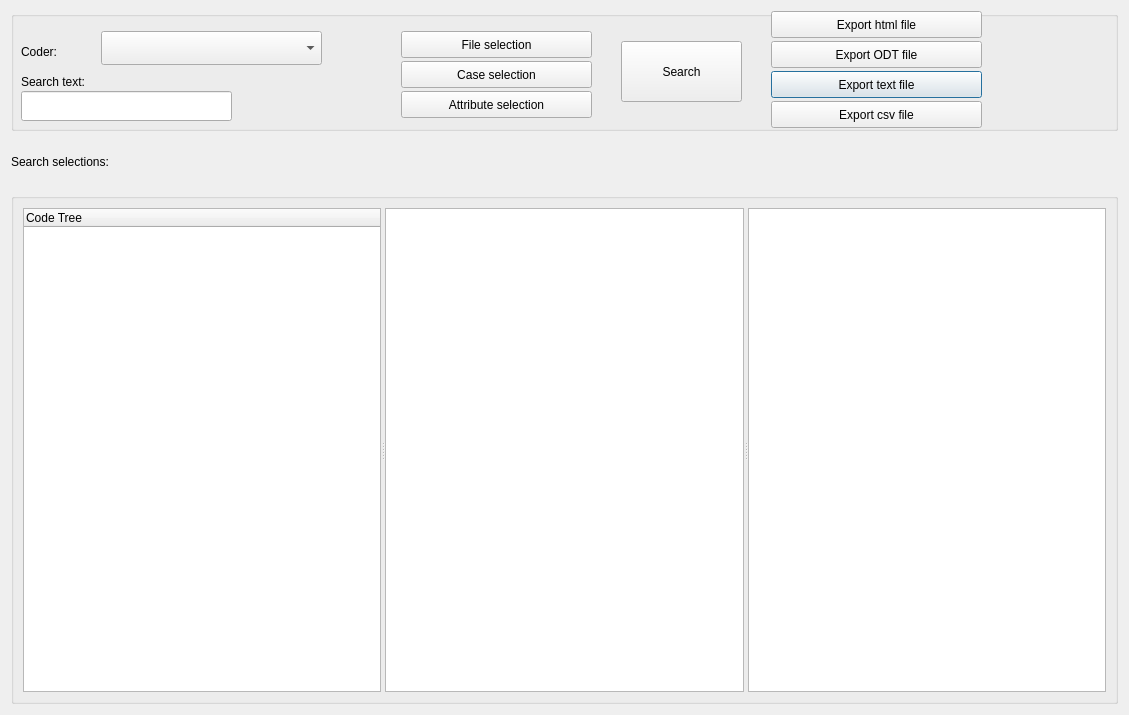
Old version of the form GUI_UIs/ui_dialog_report_codings.ui in the repository ccbogel/QualCoder.
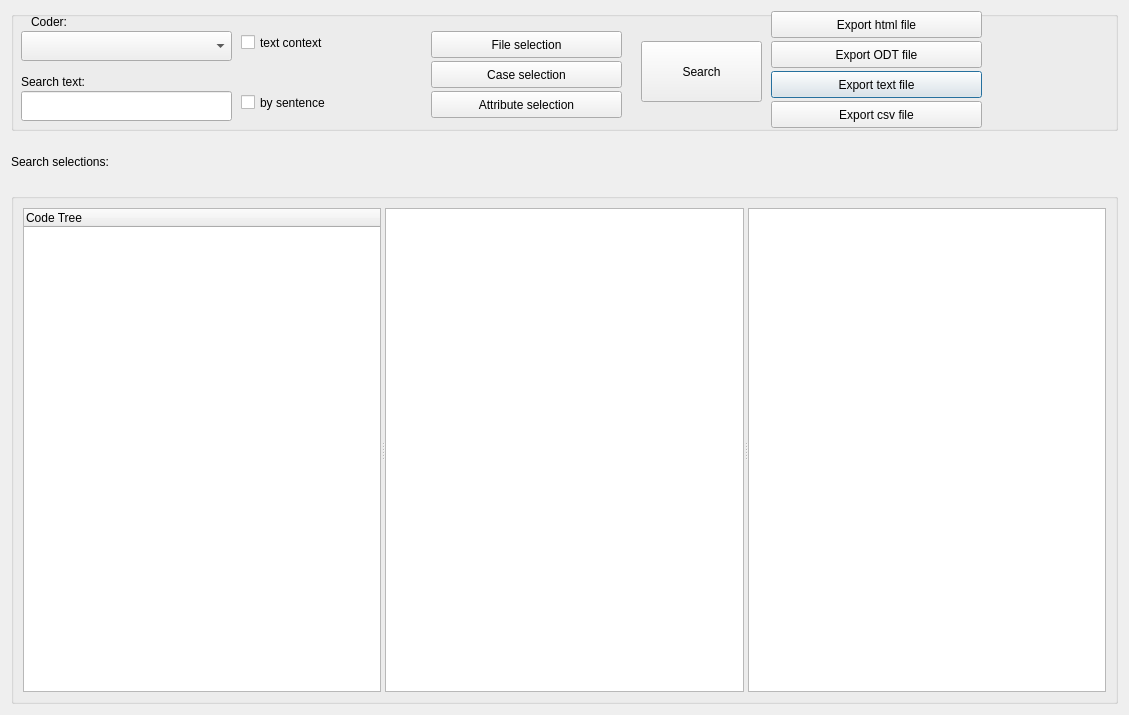
New version of the form.

Commit message:
add functionality in gui report codings
add functionality for whole sentence coding by found text
add functionality to add context to code snippets

Patch:
```diff
--- a/GUI_UIs/ui_dialog_report_codings.ui
+++ b/GUI_UIs/ui_dialog_report_codings.ui
@@ -50,7 +50,7 @@
      <widget class="QPushButton" name="pushButton_caseselect">
       <property name="geometry">
        <rect>
-        <x>390</x>
+        <x>420</x>
         <y>50</y>
         <width>191</width>
         <height>27</height>
@@ -76,7 +76,7 @@
      <widget class="QPushButton" name="pushButton_fileselect">
       <property name="geometry">
        <rect>
-        <x>390</x>
+        <x>420</x>
         <y>20</y>
         <width>191</width>
         <height>27</height>
@@ -115,7 +115,7 @@
      <widget class="QPushButton" name="pushButton_search">
       <property name="geometry">
        <rect>
-        <x>610</x>
+        <x>630</x>
         <y>30</y>
         <width>121</width>
         <height>61</height>
@@ -128,8 +128,8 @@
      <widget class="QLabel" name="label_2">
       <property name="geometry">
        <rect>
-        <x>10</x>
-        <y>30</y>
+        <x>20</x>
+        <y>0</y>
         <width>61</width>
         <height>22</height>
        </rect>
@@ -141,17 +141,17 @@
      <widget class="QComboBox" name="comboBox_coders">
       <property name="geometry">
        <rect>
-        <x>90</x>
+        <x>10</x>
         <y>20</y>
-        <width>221</width>
-        <height>34</height>
+        <width>211</width>
+        <height>30</height>
        </rect>
       </property>
      </widget>
      <widget class="QPushButton" name="pushButton_attributeselect">
       <property name="geometry">
        <rect>
-        <x>390</x>
+        <x>420</x>
         <y>80</y>
         <width>191</width>
         <height>27</height>
@@ -187,6 +187,32 @@
        <string>Export csv file</string>
       </property>
      </widget>
+     <widget class="QCheckBox" name="checkBox_by_sentence">
+      <property name="geometry">
+       <rect>
+        <x>230</x>
+        <y>80</y>
+        <width>171</width>
+        <height>23</height>
+       </rect>
+      </property>
+      <property name="text">
+       <string>by sentence</string>
+      </property>
+     </widget>
+     <widget class="QCheckBox" name="checkBox_text_context">
+      <property name="geometry">
+       <rect>
+        <x>230</x>
+        <y>20</y>
+        <width>181</width>
+        <height>23</height>
+       </rect>
+      </property>
+      <property name="text">
+       <string>text context</string>
+      </property>
+     </widget>
     </widget>
    </item>
    <item>
```
Left out of the diff: 3 changed lines with no effect on the pictures.
